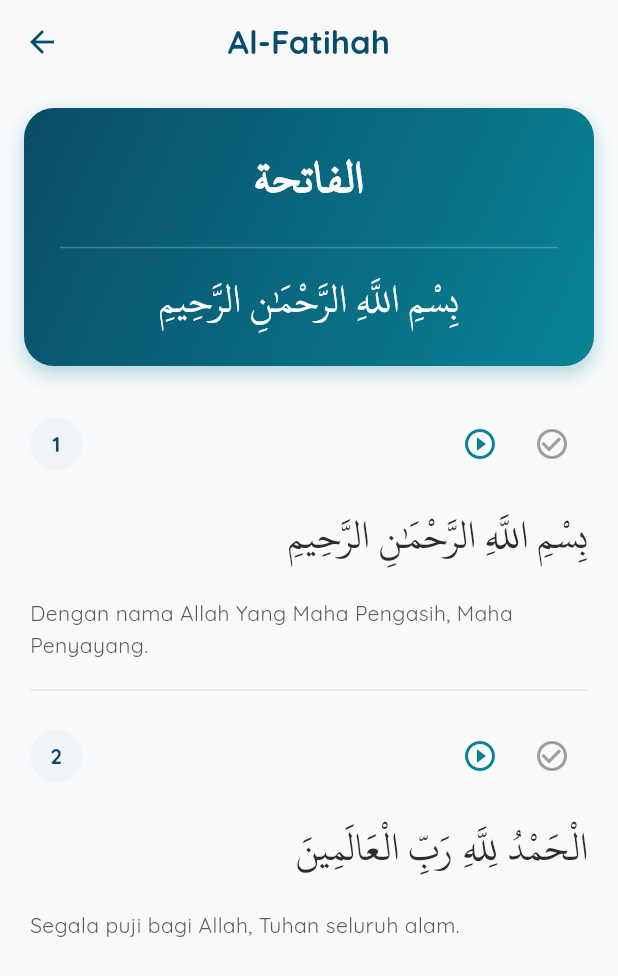
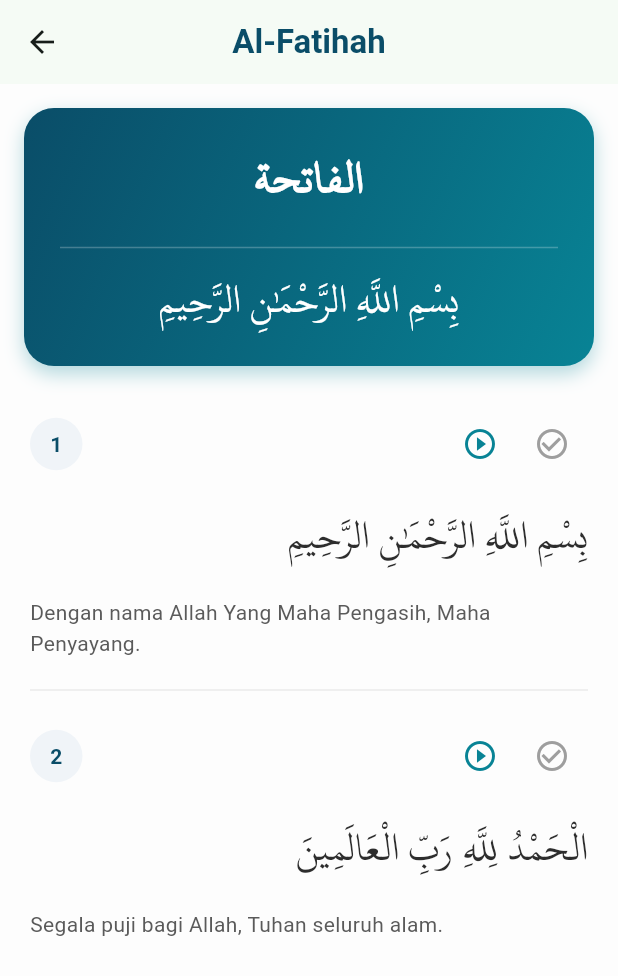
Before and after one commit to Riansyah5/mutqin_app, a Flutter app: the screen it shows after launch, after a tap on an icon or button, on a phone screen of 412 x 824 dp. Shown: the top 976 px of the screen. Run offline on Flutter 3.47's test engine with Material 3 defaults, Android fonts, the phone set to English and light mode, and no system bars; our stand-ins replace dio, google_nav_bar, just_audio, lucide_icons, sqflite, sqflite_common_ffi; accounts and stored records are empty; Roboto replaces fonts that are missing (Poppins).

Commit message:
update tampilan halaman utama dan animasi

```diff
--- a/lib/main.dart
+++ b/lib/main.dart
@@ -25,19 +25,12 @@ class MutqinApp extends StatelessWidget {
       title: 'Mutqin',
       debugShowCheckedModeBanner: false,
       theme: ThemeData(
-        scaffoldBackgroundColor: const Color(0xFFF8F9FA), // Off-white yang elegan
-        fontFamily: 'Quicksand', // Font yang modern dan mudah dibaca
+        scaffoldBackgroundColor: const Color(0xFFFDFDFD), // Clean White
+        fontFamily: 'Poppins',
         colorScheme: ColorScheme.fromSeed(
-          seedColor: const Color(0xFF0A4D68), // Deep Navy / Emerald
-          primary: const Color(0xFF0A4D68),
-          secondary: const Color(0xFFD4AF37), // Metallic Gold
-        ),
-        useMaterial3: true,
-        appBarTheme: const AppBarTheme(
-          backgroundColor: Colors.transparent,
-          elevation: 0,
-          centerTitle: false,
-          iconTheme: IconThemeData(color: Color(0xFF0A4D68)),
+          seedColor: const Color(0xFF12372A), // Aesthetic Forest Green
+          primary: const Color(0xFF12372A),
+          secondary: const Color(0xFFC5A880), // Muted Gold / Sand
         ),
       ),
       home: const SplashScreen(),
--- a/lib/screens/home_screen.dart
+++ b/lib/screens/home_screen.dart
@@ -1,4 +1,5 @@
 import 'package:flutter/material.dart';
+import 'package:lucide_icons/lucide_icons.dart';
 import '../database/database_helper.dart';
 import '../models/surah_model.dart';
 import 'surah_detail_screen.dart';
@@ -58,7 +59,6 @@ class _HomeScreenState extends State<HomeScreen> {
           ),
         ],
       ),
-      bottomNavigationBar: _buildBottomNav(),
     );
   }
 
@@ -109,7 +109,7 @@ class _HomeScreenState extends State<HomeScreen> {
                 children: [
                   const Row(
                     children: [
-                      Icon(Icons.pie_chart_rounded, color: Colors.white70, size: 20),
+                      Icon(LucideIcons.barChart2, color: Colors.white70, size: 20),
                       SizedBox(width: 8),
                       Text('Progres Hafalan', style: TextStyle(color: Colors.white70, fontSize: 14)),
                     ],
@@ -205,18 +205,36 @@ class _HomeScreenState extends State<HomeScreen> {
                 textAlign: TextAlign.right,
               ),
               onTap: () async {
-                // Menunggu user kembali dari layar Detail
                 await Navigator.push(
                   context,
-                  MaterialPageRoute(
-                    builder: (context) => SurahDetailScreen(
+                  PageRouteBuilder(
+                    pageBuilder: (context, animation, secondaryAnimation) => SurahDetailScreen(
                       surahId: surah.id,
                       surahName: surah.namaLatin,
                       surahArab: surah.namaArab,
                     ),
+                    transitionsBuilder: (context, animation, secondaryAnimation, child) {
+                      // Animasi mulus: Fade In + Slide tipis dari bawah
+                      var begin = const Offset(0.0, 0.05);
+                      var end = Offset.zero;
+                      var curve = Curves.easeOutQuart;
+
+                      var tween = Tween(begin: begin, end: end).chain(CurveTween(curve: curve));
+                      var fadeAnimation = Tween<double>(begin: 0.0, end: 1.0).animate(
+                        CurvedAnimation(parent: animation, curve: curve),
+                      );
+
+                      return SlideTransition(
+                        position: animation.drive(tween),
+                        child: FadeTransition(
+                          opacity: fadeAnimation,
+                          child: child,
+                        ),
+                      );
+                    },
+                    transitionDuration: const Duration(milliseconds: 400),
                   ),
                 );
-                // Refresh layar Home agar persentase terbaru muncul
                 _refreshData();
               },
             );
@@ -248,21 +266,21 @@ class _HomeScreenState extends State<HomeScreen> {
     );
   }
 
-  Widget _buildBottomNav() {
-    return BottomNavigationBar(
-      backgroundColor: Colors.white,
-      selectedItemColor: const Color(0xFF0A4D68),
-      unselectedItemColor: Colors.grey.withOpacity(0.6),
-      showSelectedLabels: true,
-      showUnselectedLabels: true,
-      elevation: 20,
-      type: BottomNavigationBarType.fixed,
-      items: const [
-        BottomNavigationBarItem(icon: Icon(Icons.menu_book_rounded), label: 'Mushaf'),
-        BottomNavigationBarItem(icon: Icon(Icons.pie_chart_rounded), label: 'Hafalan'),
-        BottomNavigationBarItem(icon: Icon(Icons.bookmark_rounded), label: 'Markah'),
-        BottomNavigationBarItem(icon: Icon(Icons.person_rounded), label: 'Profil'),
-      ],
-    );
-  }
+  // Widget _buildBottomNav() {
+  //   return BottomNavigationBar(
+  //     backgroundColor: Colors.white,
+  //     selectedItemColor: const Color(0xFF0A4D68),
+  //     unselectedItemColor: Colors.grey.withOpacity(0.6),
+  //     showSelectedLabels: true,
+  //     showUnselectedLabels: true,
+  //     elevation: 20,
+  //     type: BottomNavigationBarType.fixed,
+  //     items: const [
+  //       BottomNavigationBarItem(icon: Icon(Icons.menu_book_rounded), label: 'Mushaf'),
+  //       BottomNavigationBarItem(icon: Icon(Icons.pie_chart_rounded), label: 'Hafalan'),
+  //       BottomNavigationBarItem(icon: Icon(Icons.bookmark_rounded), label: 'Markah'),
+  //       BottomNavigationBarItem(icon: Icon(Icons.person_rounded), label: 'Profil'),
+  //     ],
+  //   );
+  // }
 }
--- /dev/null
+++ b/lib/screens/main_screen.dart
@@ -0,0 +1,76 @@
+import 'package:flutter/material.dart';
+import 'package:google_nav_bar/google_nav_bar.dart';
+import 'package:lucide_icons/lucide_icons.dart';
+import 'home_screen.dart';
+
+class MainScreen extends StatefulWidget {
+  const MainScreen({super.key});
+
+  @override
+  State<MainScreen> createState() => _MainScreenState();
+}
+
+class _MainScreenState extends State<MainScreen> {
+  int _selectedIndex = 0;
+
+  // Daftar halaman untuk setiap menu tab
+  final List<Widget> _screens = [
+    const HomeScreen(),
+    const Center(child: Text('Halaman Hafalan', style: TextStyle(fontFamily: 'Poppins'))), // Placeholder
+    const Center(child: Text('Halaman Markah', style: TextStyle(fontFamily: 'Poppins'))),  // Placeholder
+    const Center(child: Text('Halaman Profil', style: TextStyle(fontFamily: 'Poppins'))),   // Placeholder
+  ];
+
+  @override
+  Widget build(BuildContext context) {
+    return Scaffold(
+      backgroundColor: const Color(0xFFFDFDFD), // Off-white super bersih
+      body: AnimatedSwitcher(
+        duration: const Duration(milliseconds: 300),
+        switchInCurve: Curves.easeIn,
+        switchOutCurve: Curves.easeOut,
+        child: _screens[_selectedIndex],
+      ),
+      bottomNavigationBar: Container(
+        decoration: BoxDecoration(
+          color: Colors.white,
+          boxShadow: [
+            BoxShadow(
+              blurRadius: 20,
+              color: Colors.black.withOpacity(0.05), // Shadow sangat halus
+              offset: const Offset(0, -5),
+            )
+          ],
+        ),
+        child: SafeArea(
+          child: Padding(
+            padding: const EdgeInsets.symmetric(horizontal: 16.0, vertical: 12),
+            child: GNav(
+              rippleColor: Colors.grey[300]!,
+              hoverColor: Colors.grey[100]!,
+              gap: 8, // Jarak ikon ke teks
+              activeColor: const Color(0xFF12372A), // Forest Green
+              iconSize: 24,
+              padding: const EdgeInsets.symmetric(horizontal: 20, vertical: 12),
+              duration: const Duration(milliseconds: 400), // Animasi super smooth
+              tabBackgroundColor: const Color(0xFF12372A).withOpacity(0.08), // Latar pill-shape saat aktif
+              color: Colors.grey.withOpacity(0.6), // Warna ikon saat tidak aktif
+              tabs: const [
+                GButton(icon: LucideIcons.bookOpen, text: 'Mushaf'),
+                GButton(icon: LucideIcons.target, text: 'Hafalan'),
+                GButton(icon: LucideIcons.bookmark, text: 'Markah'),
+                GButton(icon: LucideIcons.user, text: 'Profil'),
+              ],
+              selectedIndex: _selectedIndex,
+              onTabChange: (index) {
+                setState(() {
+                  _selectedIndex = index;
+                });
+              },
+            ),
+          ),
+        ),
+      ),
+    );
+  }
+}
--- a/lib/screens/splash_screen.dart
+++ b/lib/screens/splash_screen.dart
@@ -1,6 +1,7 @@
 import 'package:flutter/material.dart';
 import '../database/database_helper.dart';
-import 'home_screen.dart';
+// import 'home_screen.dart';
+import 'main_screen.dart';
 
 class SplashScreen extends StatefulWidget {
   const SplashScreen({super.key});
@@ -31,11 +32,11 @@ class _SplashScreenState extends State<SplashScreen> {
       // Beri sedikit jeda agar transisi lebih halus (opsional)
       await Future.delayed(const Duration(seconds: 1));
 
-      // 2. Pindah ke HomeScreen dan hapus SplashScreen dari tumpukan navigasi
+      // 2. Pindah ke MainScreen (bukan HomeScreen lagi)
       if (mounted) {
         Navigator.pushReplacement(
           context,
-          MaterialPageRoute(builder: (context) => const HomeScreen()),
+          MaterialPageRoute(builder: (context) => const MainScreen()),
         );
       }
     } catch (e) {
--- a/pubspec.yaml
+++ b/pubspec.yaml
@@ -42,6 +42,8 @@ dependencies:
   just_audio: ^0.10.5
   dio: ^5.9.1
   path_provider: ^2.1.5
+  google_nav_bar: ^5.0.7
+  lucide_icons: ^0.257.0
 
 dev_dependencies:
   flutter_test:
```
Also changed, not shown: pubspec.lock.
